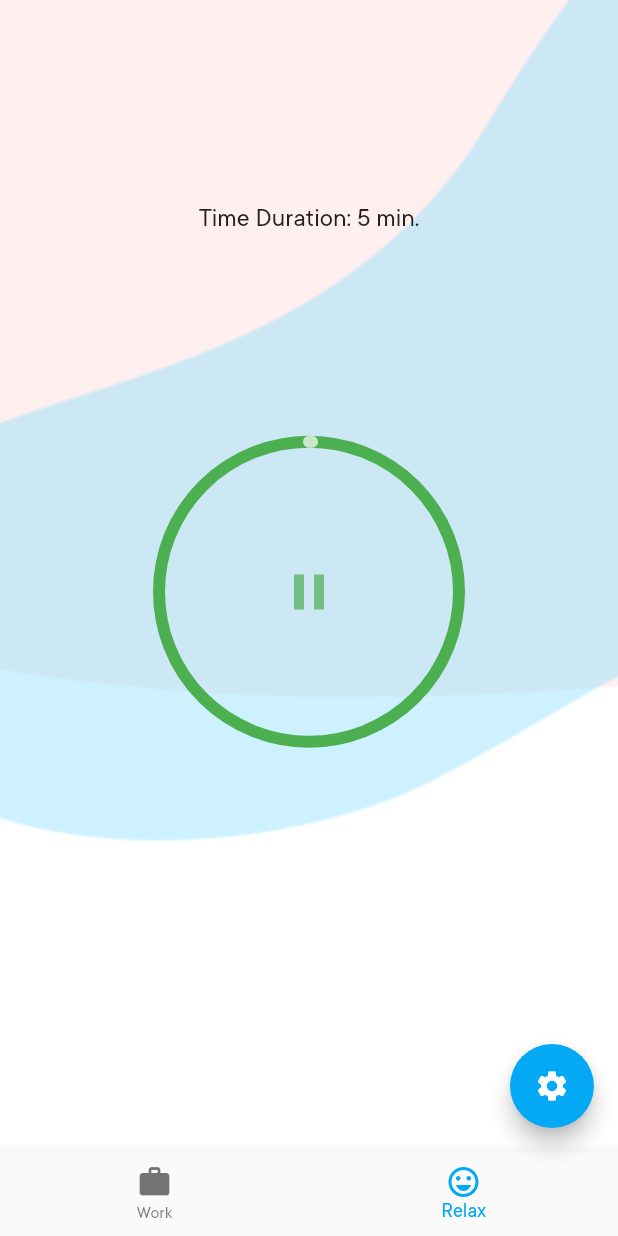
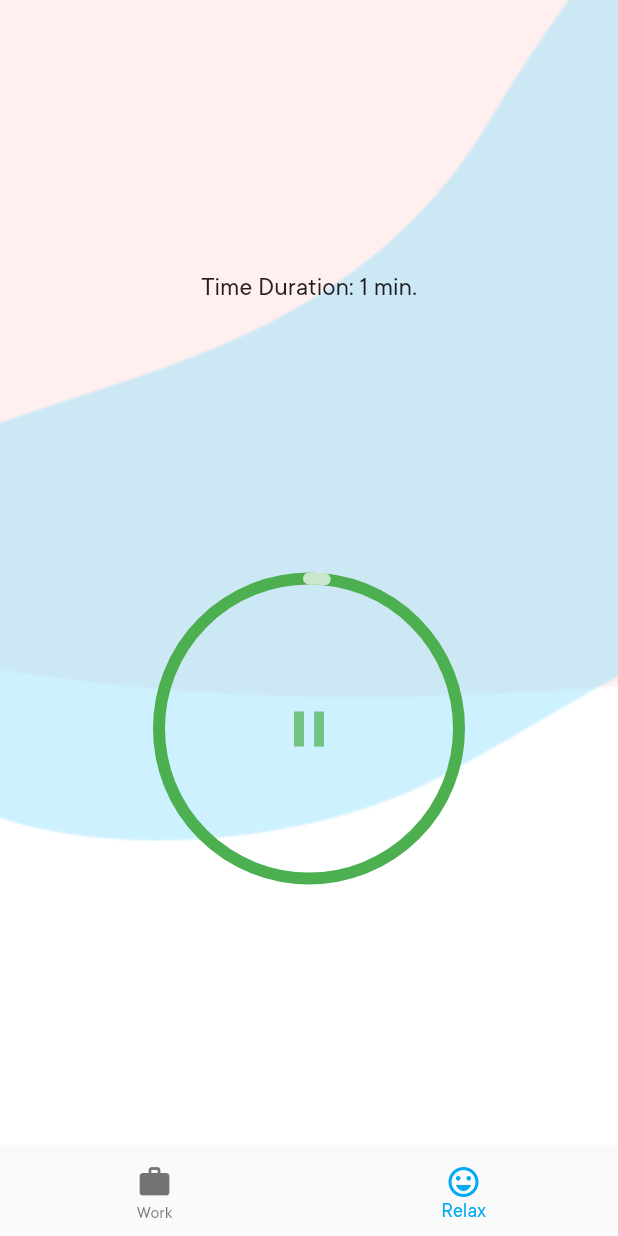
Before and after one commit to AnubhavUjjawal/flutter-create-contest-submission, a Flutter app: the screen it shows after launch, item 2 of the bottom bar chosen, after a tap on the "play arrow" icon, on a phone screen of 412 x 824 dp. Run offline on Flutter 3.47's test engine with Material 2 defaults, Android fonts, the phone set to English and light mode, and no system bars; our stand-ins replace assets_audio_player.

Commit message:
commit 2 to get under 5120 limit

```diff
--- a/lib/home_screen.dart
+++ b/lib/home_screen.dart
@@ -1,7 +1,5 @@
 import 'package:flutter/material.dart';
-import 'package:shared_preferences/shared_preferences.dart';
 import 'radial_progress.dart';
-import 'settings_form.dart';
 
 class HomeScreen extends StatefulWidget {
 	@override
@@ -11,40 +9,21 @@ class HomeScreen extends StatefulWidget {
 }
 
 class HomeScreenState extends State<HomeScreen> {
-	int currentIndex, _work, _relax;
-	int _timeCompleted;
+	int curr, _work, _relax;
+	int _tC;
 	@override
 	void initState() {
-		// setting default
-		_work = 0;
-		_relax = 0;
-		_timeCompleted = 0;
-		update();
-		currentIndex = 0;
+		_work = 10;
+		_relax = 1;
+		_tC = 0;
+		curr = 0;
 		super.initState();
 	}
 
-	void onTabTapped(int index) {
+	void onTabTapped(int i) {
 		setState(() {
-			currentIndex = index;
-			_timeCompleted = 0;
-		});
-	}
-
-	void update() async {
-		SharedPreferences prefs = await SharedPreferences.getInstance();
-		setState(() {
-			_work = prefs.getInt("work");
-			_relax = prefs.getInt("relax");
-
-			// for opening the app 1st time
-			if(_work == null || _relax == null)
-			{
-				_work = 10;
-				_relax = 5;
-				prefs.setInt("work", 10);
-				prefs.setInt("relax", 5);
-			}
+			curr = i;
+			_tC = 0;
 		});
 	}
 
@@ -56,28 +35,25 @@ class HomeScreenState extends State<HomeScreen> {
 					image: DecorationImage(
 						image: AssetImage("assets/images/backdrop.png"),
 						fit: BoxFit.cover,
-					),
+					)
 				),
 				child: Center(
 					child: Column(
 						mainAxisAlignment: MainAxisAlignment.spaceEvenly,
 						children: <Widget>[
-						currentIndex == 0
-								? Text('Time Duration: $_work min.')
-								: Text('Time Duration: $_relax min.'),
+							curr == 0 ? Text('Time Duration: $_work min.') : Text('Time Duration: $_relax min.'),
 							RadialProgress(
-							totalTime: currentIndex == 0 ? _work * 60 : _relax * 60,
-							mode: currentIndex,
-							timeCompleted: _timeCompleted,
-							parent: this,
+								tT: curr == 0 ? _work * 60 : _relax * 60,
+								mode: curr,
+								tC: _tC,
+								par: this,
 							),
-						Column()
 						],
 					)),
 			),
 			bottomNavigationBar: BottomNavigationBar(
-				onTap: (index) => onTabTapped(index),
-				currentIndex: currentIndex,
+				onTap: (i) => onTabTapped(i),
+				currentIndex: curr,
 				items: [
 					BottomNavigationBarItem(
 						icon: Icon(Icons.work),
@@ -88,23 +64,6 @@ class HomeScreenState extends State<HomeScreen> {
 						title: Text('Relax'),
 					),
 				],
-			),
-			floatingActionButton: FloatingActionButton(
-					child: Icon(
-						Icons.settings,
-						color: Colors.white,
-					),
-					onPressed: () {
-						showDialog(
-								context: context,
-								builder: (BuildContext context) {
-									return Dialog(
-										child: SettingsForm(
-											parent: this,
-										),
-									);
-								});
-					}),
-		);
+			));
 	}
 }
--- a/lib/main.dart
+++ b/lib/main.dart
@@ -8,31 +8,12 @@ class MyApp extends StatelessWidget {
 	Widget build(BuildContext context) {
 		return MaterialApp(
 			theme: ThemeData(
-					primarySwatch: Colors.lightBlue,
-					buttonColor: Colors.blue,
-					inputDecorationTheme: InputDecorationTheme(
-							labelStyle: TextStyle(
-								fontSize: 15,
-								fontFamily: "TTCommons",
-							),
-							focusedBorder: OutlineInputBorder(
-								borderRadius: BorderRadius.circular(10),
-							),
-							border: OutlineInputBorder(
-								borderRadius: BorderRadius.circular(10),
-							)),
-					textTheme: TextTheme(
-						body1: TextStyle(fontSize: 18, fontFamily: "TTCommons"),
-						title: TextStyle(
-								fontSize: 20,
-								fontFamily: "TTCommons",
-								fontWeight: FontWeight.bold),
-						button: TextStyle(
-								fontSize: 15,
-								fontFamily: "TTCommons",
-								fontWeight: FontWeight.bold,
-								color: Colors.white70),
-					)),
+				primarySwatch: Colors.lightBlue,
+				textTheme: TextTheme(
+					body1: TextStyle(fontSize: 18, fontFamily: "TTCommons"),
+					title: TextStyle(fontSize: 20, fontFamily: "TTCommons", fontWeight: FontWeight.bold),
+				)
+			),
 			home: HomeScreen(),
 		);
 	}
--- a/lib/radial_progress.dart
+++ b/lib/radial_progress.dart
@@ -7,28 +7,27 @@ import 'dart:async';
 import 'home_screen.dart';
 
 class TimePainter extends CustomPainter {
-	Color lineColor, completeColor;
-	double completePercent, width;
-	TimePainter({this.lineColor, this.completeColor, this.completePercent, this.width});
+	Color lC, cC;
+	double cP, width;
+	TimePainter({this.lC, this.cC, this.cP, this.width});
 
 	@override
 	void paint(Canvas canvas, Size size) {
 		Paint line = Paint()
-			..color = lineColor
+			..color = lC
 			..strokeCap = StrokeCap.round
 			..style = PaintingStyle.stroke
 			..strokeWidth = width;
 		Paint complete = Paint()
-			..color = completeColor
+			..color = cC
 			..strokeCap = StrokeCap.round
 			..style = PaintingStyle.stroke
 			..strokeWidth = width;
 		Offset center = Offset(size.width / 2, size.height / 2);
 		double radius = min(size.width / 2, size.height / 2);
 		canvas.drawCircle(center, radius, line);
-		double arcAngle = 2 * pi * (completePercent / 100);
-		canvas.drawArc(Rect.fromCircle(center: center, radius: radius), -pi / 2,
-				arcAngle, false, complete);
+		double arcAngle = 2 * pi * (cP / 100);
+		canvas.drawArc(Rect.fromCircle(center: center, radius: radius), -pi / 2, arcAngle, false, complete);
 	}
 
 	@override
@@ -38,10 +37,10 @@ class TimePainter extends CustomPainter {
 }
 
 class RadialProgress extends StatefulWidget {
-	final int totalTime, mode;
-	int timeCompleted;
-	HomeScreenState parent;
-	RadialProgress({this.totalTime, this.mode, this.timeCompleted, this.parent});
+	final int tT, mode;
+	int tC;
+	HomeScreenState par;
+	RadialProgress({this.tT, this.mode, this.tC, this.par});
 	@override
 	State<RadialProgress> createState() {
 		return _RadialProgressState();
@@ -49,25 +48,24 @@ class RadialProgress extends StatefulWidget {
 }
 
 class _RadialProgressState extends State<RadialProgress> {
-	bool timerRunning = false, shouldPlaySound = false;
-	AssetsAudioPlayer player;
+	bool tF = false;
+	AssetsAudioPlayer p;
 	Timer timer;
 
 	@override
 	void initState() {
-		player = AssetsAudioPlayer();
-		widget.timeCompleted = 0;
-		// totalTime = 60;
+		p = AssetsAudioPlayer();
+		widget.tC = 0;
 		timer = Timer.periodic(
 			Duration(seconds: 1),
 			(Timer t) => {
 				setState(() {
-								if (widget.timeCompleted >= widget.totalTime) {
-									timerRunning = !timerRunning;
-									widget.timeCompleted = 0;
+					if (widget.tC >= widget.tT) {
+						tF = !tF;
+						widget.tC = 0;
 						playAlarm();
-								} else if (timerRunning) {
-									widget.timeCompleted += 1;
+					} else if (tF) {
+						widget.tC += 1;
 					}
 				})
 			});
@@ -75,7 +73,7 @@ class _RadialProgressState extends State<RadialProgress> {
 	}
 
 	Future playAlarm() async {
-		player.open(AssetsAudio(
+		p.open(AssetsAudio(
 			asset: "time-over.mp3",
 			folder: "assets/audio/",
 		));
@@ -84,8 +82,7 @@ class _RadialProgressState extends State<RadialProgress> {
 			builder: (BuildContext context) {
 				return AlertDialog(
 					title: Text(widget.mode == 0 ? "Time Over" : "Play Time Over"),
-						content: Text(
-								widget.mode == 0 ? "Take a break!" : "Let's get back to work!"),
+					content: Text(widget.mode == 0 ? "Take a break!" : "Let's get back to work!"),
 					contentTextStyle: Theme.of(context).textTheme.body1,
 					actions: <Widget>[
 						FlatButton(
@@ -94,16 +91,15 @@ class _RadialProgressState extends State<RadialProgress> {
 							onPressed: () {
 								stop();
 								Navigator.of(context).pop();
-									widget.parent.onTabTapped(1-widget.parent.currentIndex);
-								},
-							),
+								widget.par.onTabTapped(1-widget.par.curr);
+						}),
 					],
 				);
 			});
 	}
 
 	void stop() {
-		player.stop();
+		p.stop();
 	}
 
 	@override
@@ -119,21 +115,18 @@ class _RadialProgressState extends State<RadialProgress> {
 			width: 200,
 			child: CustomPaint(
 				foregroundPainter: TimePainter(
-						lineColor: widget.mode == 0 ? Colors.red : Colors.green,
-						completeColor: Colors.white70,
-						completePercent: widget.timeCompleted.toDouble() /
-								widget.totalTime.toDouble() *
-								100,
-						width: 8.0),
+					lC: widget.mode == 0 ? Colors.red : Colors.green,
+					cC: Colors.white70,
+					cP: widget.tC.toDouble() / widget.tT.toDouble() * 100,
+					width: 8
+				),
 				child: IconButton(
-						icon: timerRunning ? Icon(Icons.pause) : Icon(Icons.play_arrow),
-						color: widget.mode == 0
-								? Colors.redAccent.withOpacity(0.7)
-								: Colors.green.withOpacity(0.7),
+					icon: tF ? Icon(Icons.pause) : Icon(Icons.play_arrow),
+					color: widget.mode == 0 ? Colors.redAccent.withOpacity(0.7) : Colors.green.withOpacity(0.7),
 					iconSize: 40,
 					onPressed: () {
 						setState(() {
-								timerRunning = !timerRunning;
+							tF = !tF;
 						});
 					}),
 			),
```
Also changed, not shown: lib/settings_form.dart (deleted, +0 -113 lines). Lines whose indentation alone changed are shown as unchanged.
